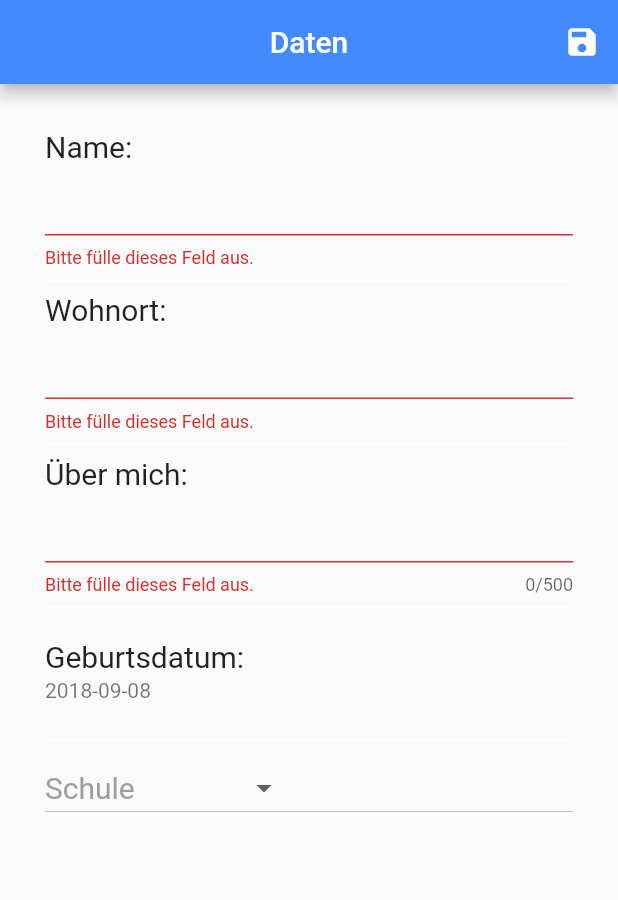
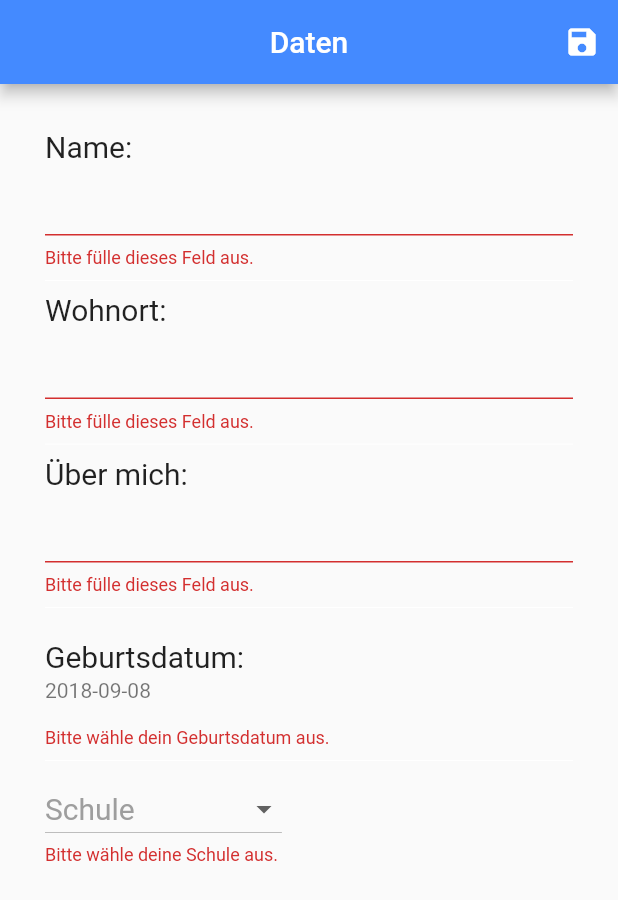
Before and after one commit to tth05/ErasmusDoc, a Flutter app: the screen it shows after launch, after a tap on the "save" icon, on a phone screen of 412 x 824 dp. Shown: the top 900 px of the screen. Run offline on Flutter 3.47's test engine with Material 2 defaults, Android fonts, the phone set to English and light mode, and no system bars.

Commit message:
Added error text to BirthdaySelector and SelectSchoolDropdownButton

```diff
--- a/lib/globals.dart
+++ b/lib/globals.dart
@@ -6,7 +6,9 @@
 library erasmus_app.globals;
 
 var selectedSchool = "";
+final schools = ["Hessenwaldschule", "Schule 2"];
 
+//userBirthdayDate - Start
 var _userBirthdayDate;
 
 set userBirthdayDate(DateTime date) => _userBirthdayDate = date;
@@ -14,5 +16,4 @@ set userBirthdayDate(DateTime date) => _userBirthdayDate = date;
 DateTime get userBirthdayDate => _userBirthdayDate == null ? (_userBirthdayDate = DateTime.now()) : _userBirthdayDate;
 
 String get userBirthdayAsString => userBirthdayDate.toString().substring(0, 10);
-
-final schools = ["Hessenwaldschule", "Schule 2"];
+//userBirthdayDate - End
--- a/lib/main.dart
+++ b/lib/main.dart
@@ -27,6 +27,7 @@ class App extends StatelessWidget {
       theme: new ThemeData(
         primaryColor: Colors.blueAccent,
         buttonColor: Colors.blue,
+        errorColor: Colors.red[700],
       ),
       localizationsDelegates: [
         GlobalMaterialLocalizations.delegate,
--- a/lib/screens/personal_info/personal_info.dart
+++ b/lib/screens/personal_info/personal_info.dart
@@ -3,6 +3,7 @@
     License: This project is licensed under the terms of the GNU General Public License v3.0, see LICENSE.txt
 */
 
+import 'package:erasmus_app/globals.dart' as globals;
 import 'package:erasmus_app/screens/personal_info/widgets/widgets.dart';
 import 'package:flutter/material.dart';
 
@@ -58,6 +59,8 @@ class PersonalInfoScreenState extends State<PersonalInfoScreen> {
           ),
         ],
       ),
+      //TODO: Add maxLength checks for all TextFields
+      //TODO: Disallow special characters to not break anything for all TextFields
       body: Form(
         key: _formKey,
         child: Container(
@@ -81,9 +84,6 @@ class PersonalInfoScreenState extends State<PersonalInfoScreen> {
                     buildTitle("Über mich:"),
                     TextFormField(
                       style: _fieldFont,
-                      maxLines: 1,
-                      maxLengthEnforced: true,
-                      maxLength: 500,
                       validator: (s) {
                         if (s.isEmpty) {
                           return "Bitte fülle dieses Feld aus.";
@@ -93,7 +93,9 @@ class PersonalInfoScreenState extends State<PersonalInfoScreen> {
                     Divider(
                       color: Colors.white,
                     ),
-                    BirthdaySelector(),
+                    BirthdaySelector(
+                      initialValue: globals.userBirthdayDate,
+                    ),
                     Divider(
                       color: Colors.white,
                     ),
--- a/lib/screens/personal_info/widgets/birthday_selector.dart
+++ b/lib/screens/personal_info/widgets/birthday_selector.dart
@@ -8,25 +8,21 @@ import 'dart:async';
 import 'package:erasmus_app/globals.dart' as globals;
 import 'package:flutter/material.dart';
 
-class BirthdaySelector extends StatefulWidget {
-  @override
-  State<StatefulWidget> createState() => BirthdaySelectorState();
-}
-
-class BirthdaySelectorState extends State<BirthdaySelector> {
-  Future<DateTime> waitForDatePicker(BuildContext context) {
-    return showDatePicker(
-        context: context,
-        locale: Locale("de"),
-        initialDate: globals.userBirthdayDate,
-        firstDate: DateTime(1900),
-        lastDate: DateTime.now(),
-        initialDatePickerMode: DatePickerMode.year);
-  }
-
-  @override
-  Widget build(BuildContext context) {
-    return ListTile(
+class BirthdaySelector extends FormField<DateTime> {
+  BirthdaySelector({FormFieldSetter<DateTime> onSaved, DateTime initialValue})
+      : super(
+    onSaved: onSaved,
+    validator: (value) {
+      if (value.toString().substring(0, 10) == DateTime.now().toString().substring(0, 10))
+        return 'Bitte wähle dein Geburtsdatum aus.';
+    },
+    initialValue: initialValue,
+    autovalidate: false,
+    builder: (FormFieldState<DateTime> state) {
+      return Column(
+        crossAxisAlignment: CrossAxisAlignment.start,
+        children: <Widget>[
+          ListTile(
             title: Text(
               "Geburtsdatum:",
               style: TextStyle(fontSize: 20.0),
@@ -34,15 +30,34 @@ class BirthdaySelectorState extends State<BirthdaySelector> {
             subtitle: Text(globals.userBirthdayAsString),
             contentPadding: EdgeInsets.all(0.0),
             onTap: () {
-        Future<DateTime> result = waitForDatePicker(context);
+              Future<DateTime> result = showDatePicker(
+                  context: state.context,
+                  locale: Locale("de"),
+                  initialDate: globals.userBirthdayDate,
+                  firstDate: DateTime(1900),
+                  lastDate: DateTime.now(),
+                  initialDatePickerMode: DatePickerMode.year);
               if (result == null) return;
               result.then((dateTime) {
                 if (dateTime == null) return;
-          setState(() {
-            globals.userBirthdayDate = dateTime;
+                state.didChange(globals.userBirthdayDate = dateTime);
               });
-        });
+            },
+          ),
+          state.hasError
+              ? Text(
+            state.errorText,
+            textAlign: TextAlign.left,
+            style: TextStyle(
+              color: Theme
+                  .of(state.context)
+                  .errorColor,
+              fontSize: 12.0,
+            ),
+          )
+              : Container()
+        ],
+      );
     },
   );
 }
-}
--- a/lib/screens/personal_info/widgets/select_school_dropdown.dart
+++ b/lib/screens/personal_info/widgets/select_school_dropdown.dart
@@ -6,15 +6,21 @@
 import 'package:erasmus_app/globals.dart' as globals;
 import 'package:flutter/material.dart';
 
-class SelectSchoolDropdownButton extends StatefulWidget {
-  @override
-  State<StatefulWidget> createState() => SelectSchoolDropdownButtonState();
-}
-
-class SelectSchoolDropdownButtonState extends State<SelectSchoolDropdownButton> {
-  @override
-  Widget build(BuildContext context) {
-    return DropdownButton(
+class SelectSchoolDropdownButton extends FormField<String> {
+  SelectSchoolDropdownButton({FormFieldSetter<String> onSaved, String initialValue})
+      : super(
+    onSaved: onSaved,
+    validator: (value) {
+      if (value == null)
+        return 'Bitte wähle deine Schule aus.';
+    },
+    initialValue: initialValue,
+    autovalidate: false,
+    builder: (FormFieldState<String> state) {
+      return Column(
+        crossAxisAlignment: CrossAxisAlignment.start,
+        children: <Widget>[
+          DropdownButton(
             items: globals.schools.map((String val) {
               return DropdownMenuItem(
                 value: val,
@@ -29,10 +35,23 @@ class SelectSchoolDropdownButtonState extends State<SelectSchoolDropdownButton>
               ),
             ),
             onChanged: (String s) {
-        setState(() {
-          globals.selectedSchool = s;
-        });
+              state.didChange(globals.selectedSchool = s);
+            },
+          ),
+          state.hasError
+              ? Text(
+            state.errorText,
+            textAlign: TextAlign.left,
+            style: TextStyle(
+              color: Theme
+                  .of(state.context)
+                  .errorColor,
+              fontSize: 12.0,
+            ),
+          )
+              : Container()
+        ],
+      );
     },
   );
 }
-}
```
Lines whose indentation alone changed are shown as unchanged.
